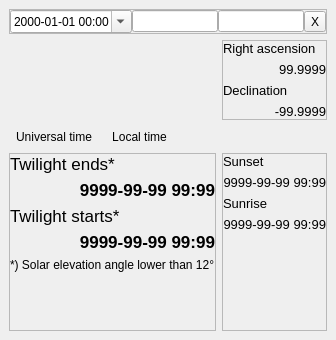
Qt form source/cpp/CSunDockWidget.ui (dmotl/ephemerides) before a commit.
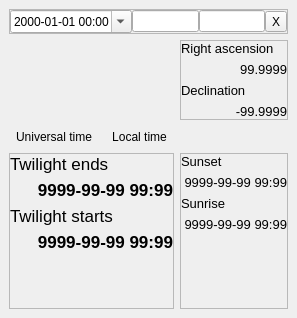
The same form after that commit. Custom widgets are drawn as their Qt base class.

```diff
--- a/source/cpp/CSunDockWidget.ui
+++ b/source/cpp/CSunDockWidget.ui
@@ -6,8 +6,8 @@
    <rect>
     <x>0</x>
     <y>0</y>
-    <width>329</width>
-    <height>340</height>
+    <width>297</width>
+    <height>318</height>
    </rect>
   </property>
   <property name="windowTitle">
@@ -50,7 +50,7 @@
           </font>
          </property>
          <property name="text">
-          <string>Twilight ends*</string>
+          <string>Twilight ends</string>
          </property>
         </widget>
        </item>
@@ -78,7 +78,7 @@
           </font>
          </property>
          <property name="text">
-          <string>Twilight starts*</string>
+          <string>Twilight starts</string>
          </property>
         </widget>
        </item>
@@ -98,13 +98,6 @@
          </property>
         </widget>
        </item>
-       <item>
-        <widget class="QLabel" name="noteLabel">
-         <property name="text">
-          <string>*) Solar elevation angle lower than 12°</string>
-         </property>
-        </widget>
-       </item>
        <item>
         <spacer name="verticalSpacer_2">
          <property name="orientation">
@@ -352,19 +345,6 @@
       </layout>
      </widget>
     </item>
-    <item row="2" column="0">
-     <widget class="QLabel" name="label">
-      <property name="text">
-       <string notr="true"/>
-      </property>
-      <property name="scaledContents">
-       <bool>true</bool>
-      </property>
-      <property name="alignment">
-       <set>Qt::AlignLeading|Qt::AlignLeft|Qt::AlignTop</set>
-      </property>
-     </widget>
-    </item>
     <item row="0" column="0" colspan="2">
      <widget class="QFrame" name="frame">
       <property name="frameShape">
@@ -444,6 +424,14 @@
    </layout>
   </widget>
  </widget>
+ <customwidgets>
+  <customwidget>
+   <class>CSunWidget</class>
+   <extends>QWidget</extends>
+   <header>csunwidget.h</header>
+   <container>1</container>
+  </customwidget>
+ </customwidgets>
  <resources/>
  <connections/>
 </ui>
```
Left out of the diff: 3 changed lines with no effect on the pictures.
